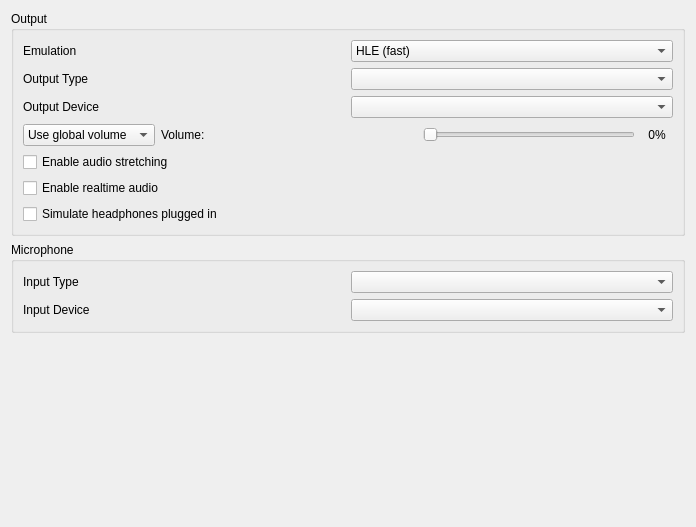
First picture: the form in src/citra_qt/configuration/configure_audio.ui, repository azahar-emu/azahar, before the edit.
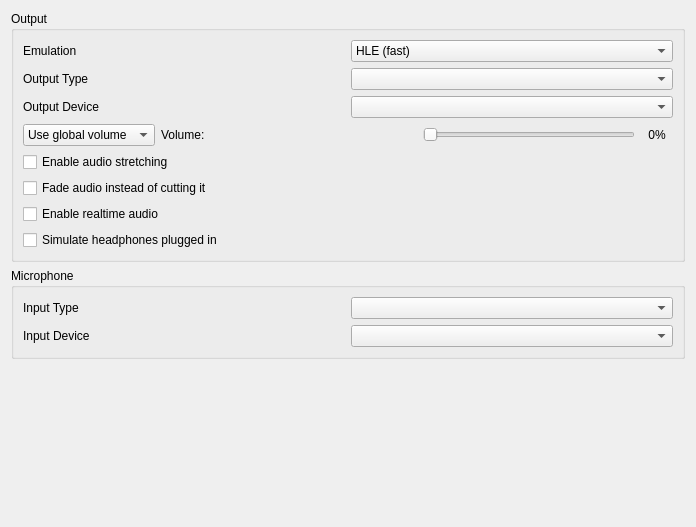
Second picture: the form after the edit.

Commit message: audio_core: End the stream on a ramp, and bring it back on one

```diff
--- a/src/citra_qt/configuration/configure_audio.ui
+++ b/src/citra_qt/configuration/configure_audio.ui
@@ -182,6 +182,16 @@
         </property>
        </widget>
       </item>
+      <item>
+       <widget class="QCheckBox" name="toggle_audio_ramp">
+        <property name="toolTip">
+         <string>&lt;html&gt;&lt;head/&gt;&lt;body&gt;&lt;p&gt;Fades audio out and back in when emulation pauses, loads a state or resets, and conceals brief dropouts by repeating the last of the waveform rather than holding a single sample, which is heard as a thump. Turn this off for hard cuts at those points.&lt;/p&gt;&lt;/body&gt;&lt;/html&gt;</string>
+        </property>
+        <property name="text">
+         <string>Fade audio instead of cutting it</string>
+        </property>
+       </widget>
+      </item>
       <item>
        <widget class="QCheckBox" name="toggle_realtime_audio">
         <property name="toolTip">
```
Left out of the diff: 1 changed line with no effect on the pictures. The commit also changes 25 other files.
